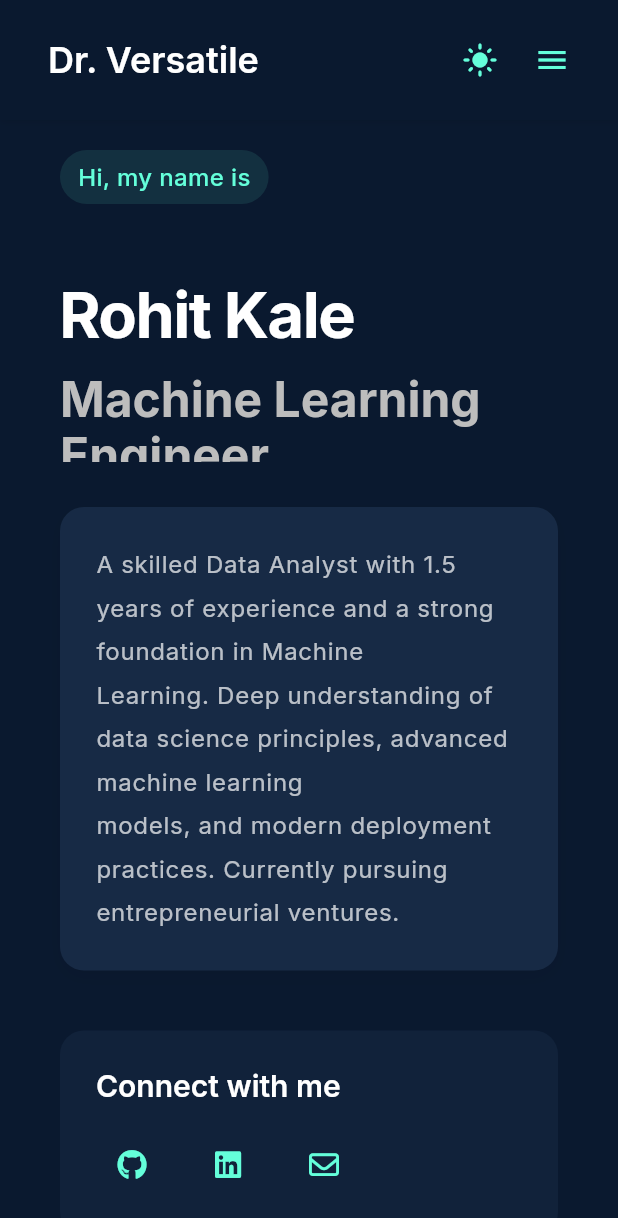
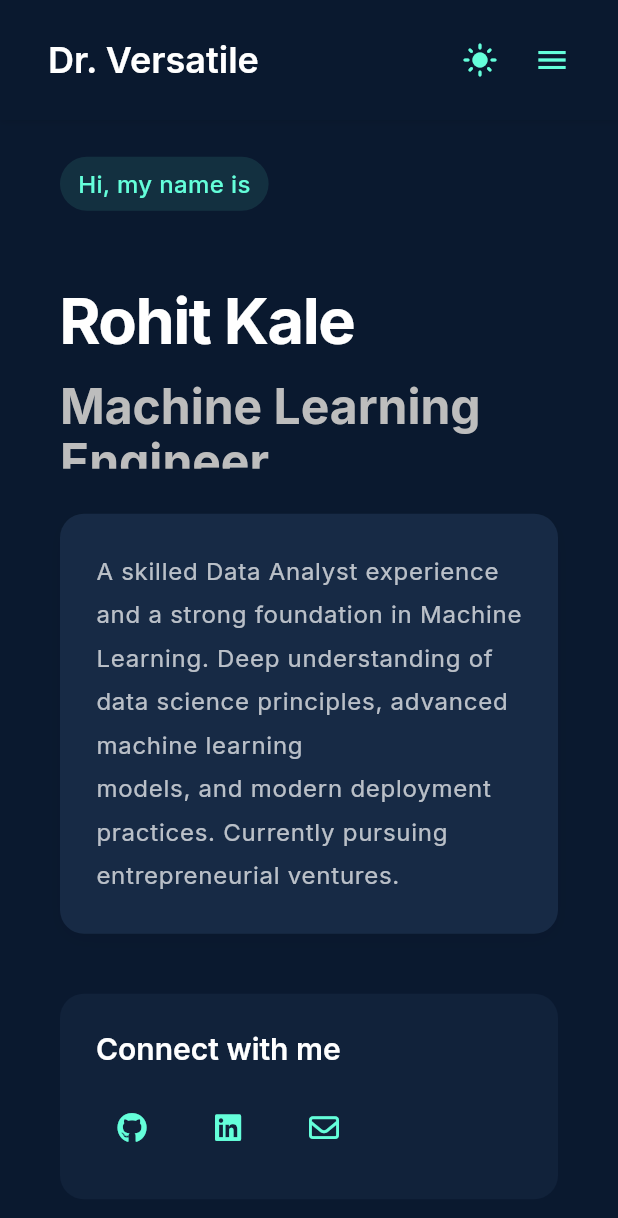
Before and after one commit to rohitk523/Personal-website, a Flutter app: the screen it shows after launch, on a phone screen of 412 x 824 dp. Shown: the top 1218 px of the screen. Run offline on Flutter 3.47's test engine with Material 3 defaults, Android fonts, the light colour scheme and no system bars; drawn by our look-alikes of animated_text_kit; our stand-ins replace font_awesome_flutter, google_fonts, shared_preferences.

```diff
--- a/flutter_portfolio/lib/utils/constants.dart
+++ b/flutter_portfolio/lib/utils/constants.dart
@@ -20,7 +20,7 @@ class Constants {
 
   // About Section
   static const String aboutDescription = """
-A skilled Data Analyst with 1.5 years of experience and a strong foundation in Machine
+A skilled Data Analyst experience and a strong foundation in Machine
 Learning. Deep understanding of data science principles, advanced machine learning
 models, and modern deployment practices. Currently pursuing entrepreneurial ventures.""";
 
```
